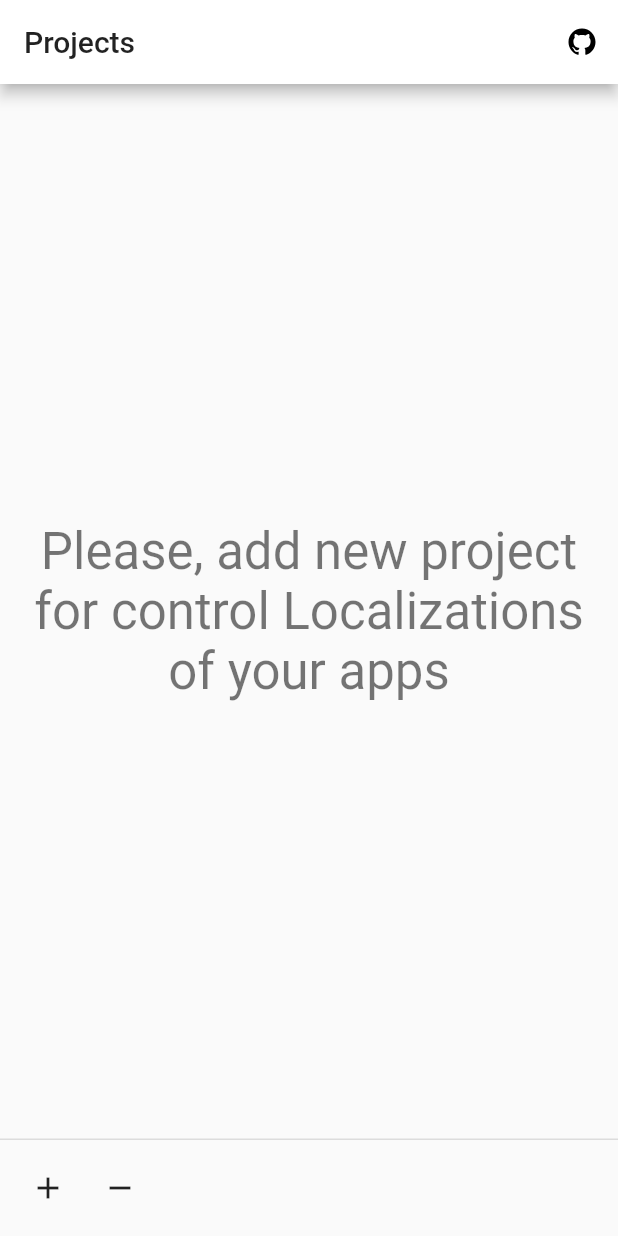
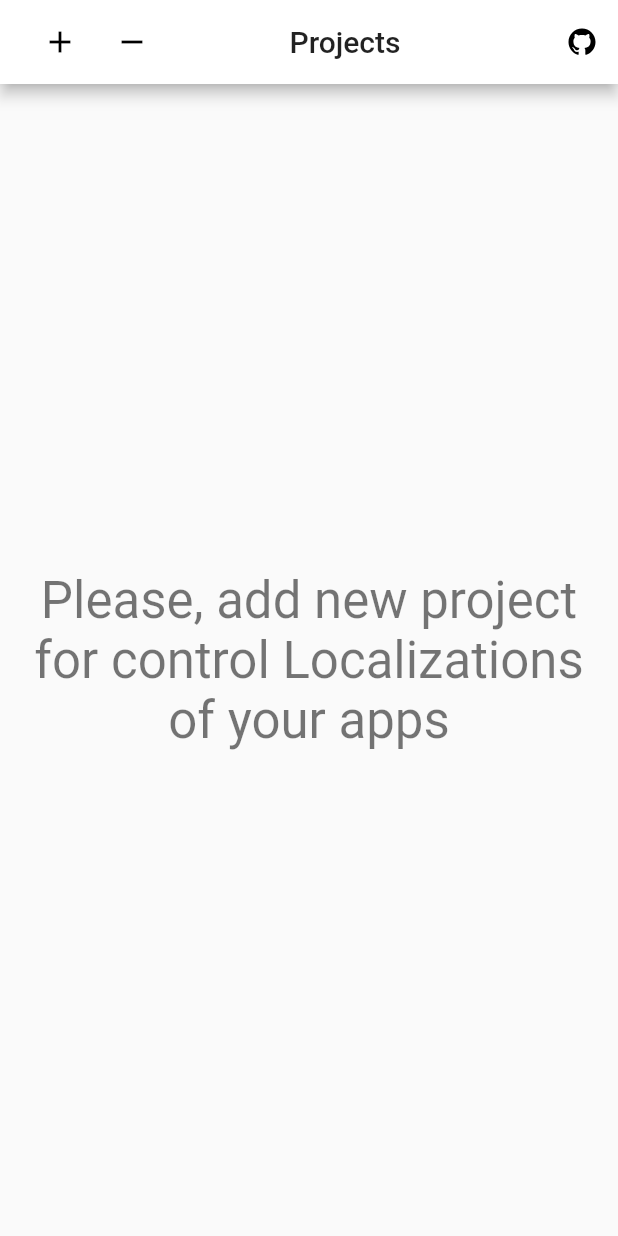
Before and after one commit to doppio-dev/iXn, a Flutter app: the screen it shows after launch, on a phone screen of 412 x 824 dp. Run offline on Flutter 3.47's test engine with Material 2 defaults, Android fonts, the phone set to English and light mode, and no system bars; our stand-ins replace bloc, bot_toast, equatable, flutter_bloc, hive, line_awesome_icons and 2 more; missing offline and left inert: file_access, file_manager, pedantic, semaphore, translator; accounts and stored records are empty; network calls fail; statements that could not run were skipped.

Commit message:
feat: new UI for MacOS

```diff
--- a/lib/projects/projects_page.dart
+++ b/lib/projects/projects_page.dart
@@ -1,5 +1,6 @@
 import 'package:doppio_dev_ixn/project/index.dart';
 import 'package:doppio_dev_ixn/service/index.dart';
+import 'package:flutter/foundation.dart';
 import 'package:flutter/material.dart';
 import 'package:doppio_dev_ixn/projects/index.dart';
 import 'package:line_awesome_icons/line_awesome_icons.dart';
@@ -26,7 +27,12 @@ class _ProjectsPageState extends State<ProjectsPage> {
     return Scaffold(
       key: Key('projecs_sc'),
       appBar: AppBar(
-          title: Text(i10n.projects_title),
+        title: Row(
+          children: [
+            _actionsWidget(),
+            Expanded(child: Center(child: Text(i10n.projects_title))),
+          ],
+        ),
         actions: [
           IconButton(
             icon: Icon(LineAwesomeIcons.github),
@@ -40,10 +46,26 @@ class _ProjectsPageState extends State<ProjectsPage> {
         ],
       ),
       body: projectsScreen,
-        persistentFooterButtons: <Widget>[
+      persistentFooterButtons: kIsWeb
+          ? [
               Container(
                 width: ContextService().deviceSize.width,
                 child: Row(
+                  children: [Expanded(child: _actionsWidget())],
+                ),
+              ),
+            ]
+          : null,
+    );
+  }
+
+  Widget _actionsWidget() {
+    final i10n = TranslateService().locale;
+    return Container(
+      child: Row(
+        mainAxisAlignment: MainAxisAlignment.spaceBetween,
+        children: [
+          Row(
             children: [
               IconButton(
                 onPressed: () async {
@@ -60,18 +82,18 @@ class _ProjectsPageState extends State<ProjectsPage> {
                 tooltip: i10n.projects_show_remove,
                 icon: Icon(Icons.remove),
               ),
-                Spacer(),
+            ],
+          ),
           // IconButton(
           //   onPressed: () async {
-                //     await _import();
+          // await _import();
           //   },
           //   tooltip: i10n.projects_import,
           //   icon: Icon(Icons.file_download),
           // ),
         ],
       ),
-          ),
-        ]);
+    );
   }
 
   // Future _import() async {
--- a/lib/widget/edit_lang_word.dart
+++ b/lib/widget/edit_lang_word.dart
@@ -29,7 +29,7 @@ class _EditLangWordState extends State<EditLangWord> {
   Widget build(BuildContext context) {
     final i10n = TranslateService().locale;
     final key = widget.projectModel.keys[widget.index];
-    final newkey = '${key.id}${widget.locale.key}';
+    final newkey = '${key.id}${widget.locale?.key}';
     final keyOrigin = '${key.id}${widget.projectModel.defaultLocale.key}';
     var word = widget.projectModel.getWord(newkey, key, widget.locale);
     var wordOrigin = widget.projectModel.getWord(keyOrigin, key, widget.projectModel.defaultLocale);
```
Also changed, not shown: lib/project/project_page.dart (+40 -17 lines), lib/project_setting/project_setting_page.dart (+41 -20 lines), 1 other file. Lines whose indentation alone changed are shown as unchanged.
